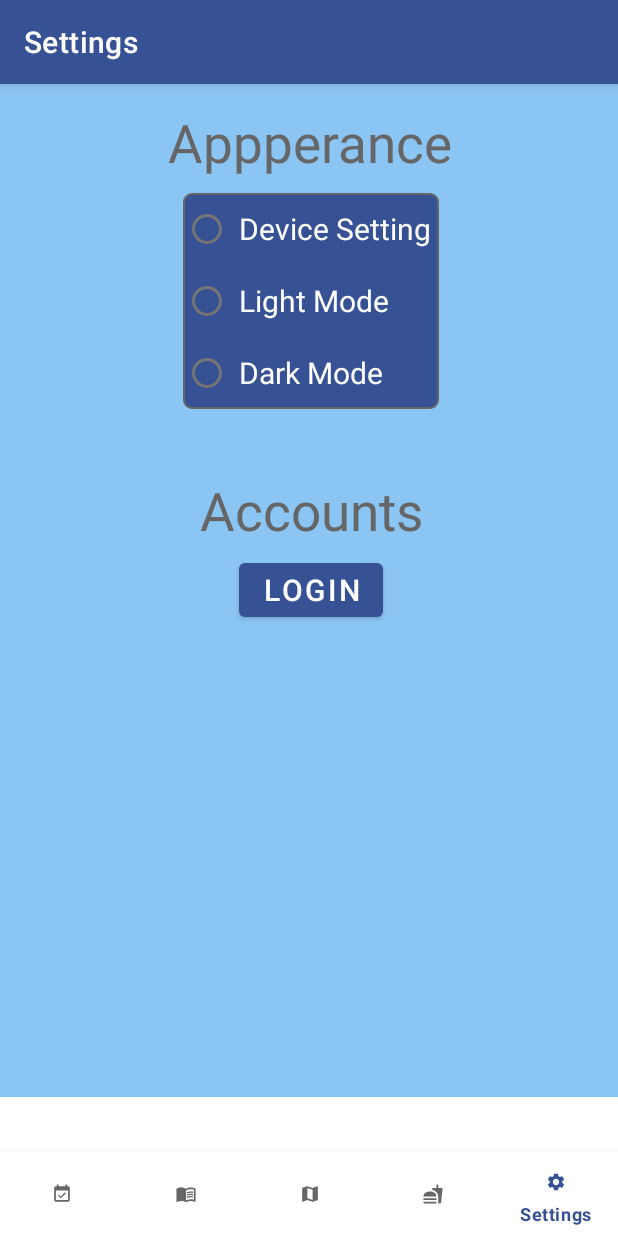
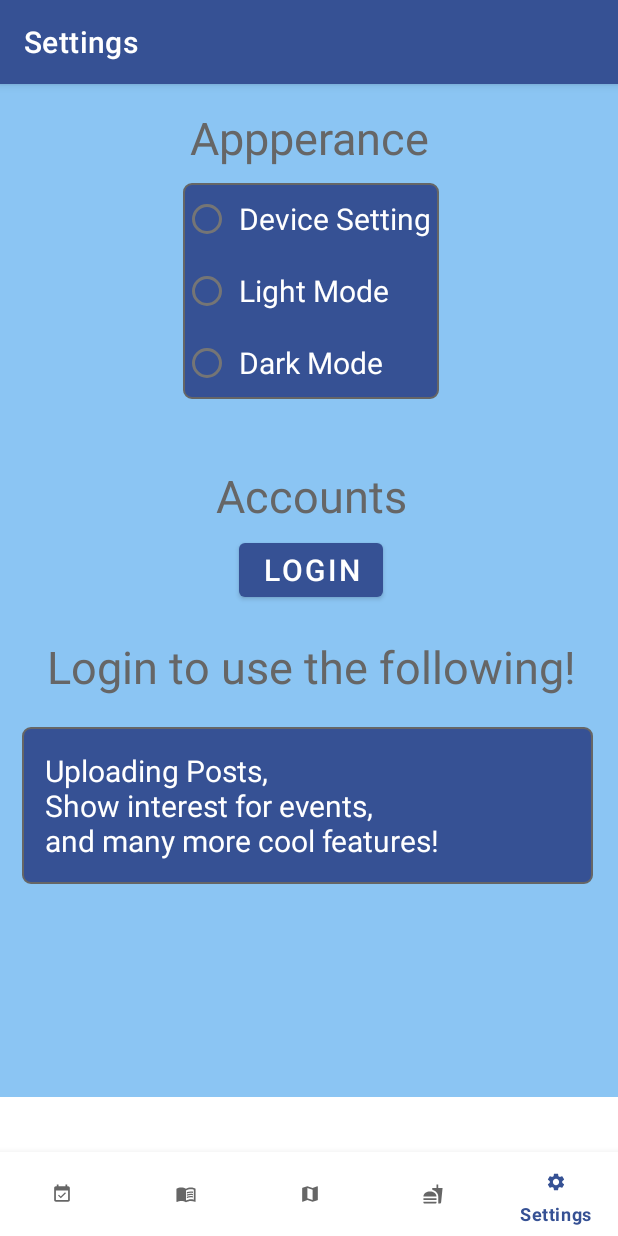
Before and after one commit to Nuggetierer/MAD_Assignment, an Android app: the SettingsFragment screen opened through its navigation route, on a phone screen of 412 x 824 dp. Run offline under Robolectric (Android 15) with nearby library versions, the phone set to English and light mode, and no system bars; our stand-ins replace Firebase (no records; nobody signed in at launch, a user with empty details on screens opened directly), navigation-ui.

Commit message:
settings fragment update

```diff
--- a/app/src/main/java/sg/edu/np/mad/mad_assignment/MainActivity.java
+++ b/app/src/main/java/sg/edu/np/mad/mad_assignment/MainActivity.java
@@ -39,6 +39,8 @@ public class MainActivity extends AppCompatActivity {
     public static String PACKAGENAME;
     public static boolean loggedin;
     public static String userID;
+    public static String userUsername;
+    public static String userEmail;
     private ActivityMain3Binding binding;
 
     @Override
@@ -50,6 +52,10 @@ public class MainActivity extends AppCompatActivity {
         //if logged in show as true and allows access to certain activities
         loggedin = prefs.getBoolean("loggedin", false);
         userID = prefs.getString("uid", "");
+        userUsername = prefs.getString("username", "");
+        userEmail = prefs.getString("useremail", "");
+
+
         PACKAGENAME = getApplicationContext().getPackageName();
 
         if (firstStart) {
--- a/app/src/main/java/sg/edu/np/mad/mad_assignment/ui/Map/MapFragment.java
+++ b/app/src/main/java/sg/edu/np/mad/mad_assignment/ui/Map/MapFragment.java
@@ -36,7 +36,7 @@ public class MapFragment extends Fragment implements View.OnClickListener {
 
         binding.imageView.setEnabled(false);
 
-        binding.imageView2.setEnabled(false);
+        //binding.imageView2.setEnabled(false);
 
         View myView = inflater.inflate(R.layout.fragment_map, container, false);
 
--- a/app/src/main/java/sg/edu/np/mad/mad_assignment/ui/Settings/SettingsFragment.java
+++ b/app/src/main/java/sg/edu/np/mad/mad_assignment/ui/Settings/SettingsFragment.java
@@ -27,6 +27,8 @@ import com.google.firebase.auth.FirebaseAuthUserCollisionException;
 import com.google.firebase.auth.FirebaseAuthWeakPasswordException;
 import com.google.firebase.auth.UserProfileChangeRequest;
 
+import java.security.KeyStore;
+
 import sg.edu.np.mad.mad_assignment.MainActivity;
 import sg.edu.np.mad.mad_assignment.R;
 import sg.edu.np.mad.mad_assignment.User;
@@ -38,6 +40,7 @@ public class SettingsFragment extends Fragment {
     private RadioGroup themeButtons;
     private Button loginButton;
     private FirebaseAuth auth;
+    private User tempuser = new User();
 
     @Nullable
     @Override
@@ -87,9 +90,18 @@ public class SettingsFragment extends Fragment {
 
         if(loginStatus){
             loginButton.setText("Logout");
+
+            //set up temp user to parse
+            SharedPreferences sharedpref = getActivity().getSharedPreferences("prefs", Context.MODE_PRIVATE);
+
+            tempuser.setNickname(MainActivity.userUsername);
+            tempuser.setEmail(MainActivity.userEmail);
+
+            changeLoginText(true, tempuser);
         }
         else{
             loginButton.setText("Login");
+            changeLoginText(false, tempuser);
         }
 
         loginButton.setOnClickListener(new View.OnClickListener() {
@@ -113,6 +125,7 @@ public class SettingsFragment extends Fragment {
 
                     //changes to texts
                     loginButton.setText("Login");
+                    changeLoginText(false, tempuser);
 
                     Toast.makeText(getContext(), "Logged out", Toast.LENGTH_SHORT).show();
                 }
@@ -296,10 +309,14 @@ public class SettingsFragment extends Fragment {
 
                             //store UID to preferences for reference
                             String UID = auth.getCurrentUser().getUid();
+                            String username = auth.getCurrentUser().getDisplayName();
+                            String email = auth.getCurrentUser().getEmail();
                             SharedPreferences sharedpref = getActivity().getSharedPreferences("prefs", Context.MODE_PRIVATE);
                             SharedPreferences.Editor myEdit = sharedpref.edit();
                             myEdit.putBoolean("loggedin", true);
                             myEdit.putString("uid", UID);
+                            myEdit.putString("username", username);
+                            myEdit.putString("useremail", email);
                             myEdit.commit();
 
                             //close dialog
@@ -307,6 +324,9 @@ public class SettingsFragment extends Fragment {
 
                             //change login text
                             loginButton.setText("Logout");
+
+                            user.setNickname(username);
+                            changeLoginText(true, user);
                         }
                         else{
                             Toast.makeText(getContext(), "Error logging in try again!", Toast.LENGTH_SHORT).show();
@@ -314,4 +334,21 @@ public class SettingsFragment extends Fragment {
                     }
                 });
     }
+    public void changeLoginText(boolean status, User user){
+        TextView title = binding.accountInfoHeaderText;
+        TextView accountText = binding.accountInfoText;
+
+        if(status){
+            title.setText("Welcome " + user.getNickname().toString() + "!");
+            accountText.setText
+                    ("Email: " + user.getEmail().toString());
+        }
+        else{
+            title.setText("Login to use the following!");
+            accountText.setText
+                    ("Uploading Posts,\n" +
+                    "Show interest for events,\n" +
+                    "and many more cool features!");
+        }
+    }
 }
--- a/app/src/main/res/layout/fragment_settings.xml
+++ b/app/src/main/res/layout/fragment_settings.xml
@@ -53,7 +53,7 @@
         android:layout_marginTop="44dp"
         android:text="Accounts"
         android:textColor="?colorOnSecondary"
-        android:textSize="35dp"
+        android:textSize="30dp"
         app:layout_constraintEnd_toEndOf="parent"
         app:layout_constraintStart_toStartOf="parent"
         app:layout_constraintTop_toBottomOf="@+id/radioGroupThemes" />
@@ -65,7 +65,7 @@
         android:layout_marginTop="15dp"
         android:text="Appperance"
         android:textColor="?colorOnSecondary"
-        android:textSize="35dp"
+        android:textSize="30dp"
         app:layout_constraintEnd_toEndOf="parent"
         app:layout_constraintHorizontal_bias="0.498"
         app:layout_constraintStart_toStartOf="parent"
@@ -82,4 +82,34 @@
         app:layout_constraintEnd_toEndOf="parent"
         app:layout_constraintStart_toStartOf="parent"
         app:layout_constraintTop_toBottomOf="@+id/loginStatus" />
+
+    <TextView
+        android:id="@+id/accountInfoHeaderText"
+        android:layout_width="wrap_content"
+        android:layout_height="wrap_content"
+        android:layout_marginStart="15dp"
+        android:layout_marginTop="20dp"
+        android:layout_marginEnd="15dp"
+        android:text="Account Info"
+        android:textColor="?colorOnSecondary"
+        android:textSize="30dp"
+        app:layout_constraintEnd_toEndOf="parent"
+        app:layout_constraintStart_toStartOf="parent"
+        app:layout_constraintTop_toBottomOf="@+id/loginButton" />
+
+    <TextView
+        android:id="@+id/accountInfoText"
+        android:layout_width="0dp"
+        android:layout_height="wrap_content"
+        android:layout_marginStart="15dp"
+        android:layout_marginTop="20dp"
+        android:layout_marginEnd="20dp"
+        android:background="@drawable/box"
+        android:padding="15dp"
+        android:text="TextView"
+        android:textColor="?colorOnPrimary"
+        android:textSize="20dp"
+        app:layout_constraintEnd_toEndOf="parent"
+        app:layout_constraintStart_toStartOf="parent"
+        app:layout_constraintTop_toBottomOf="@+id/accountInfoHeaderText" />
 </androidx.constraintlayout.widget.ConstraintLayout>
```
